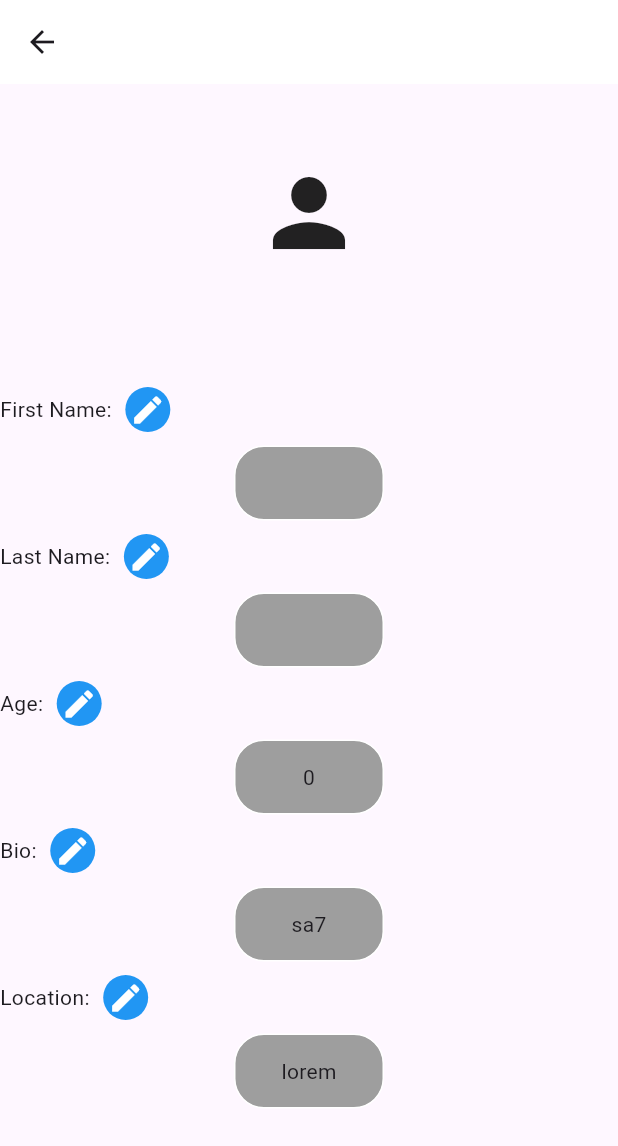
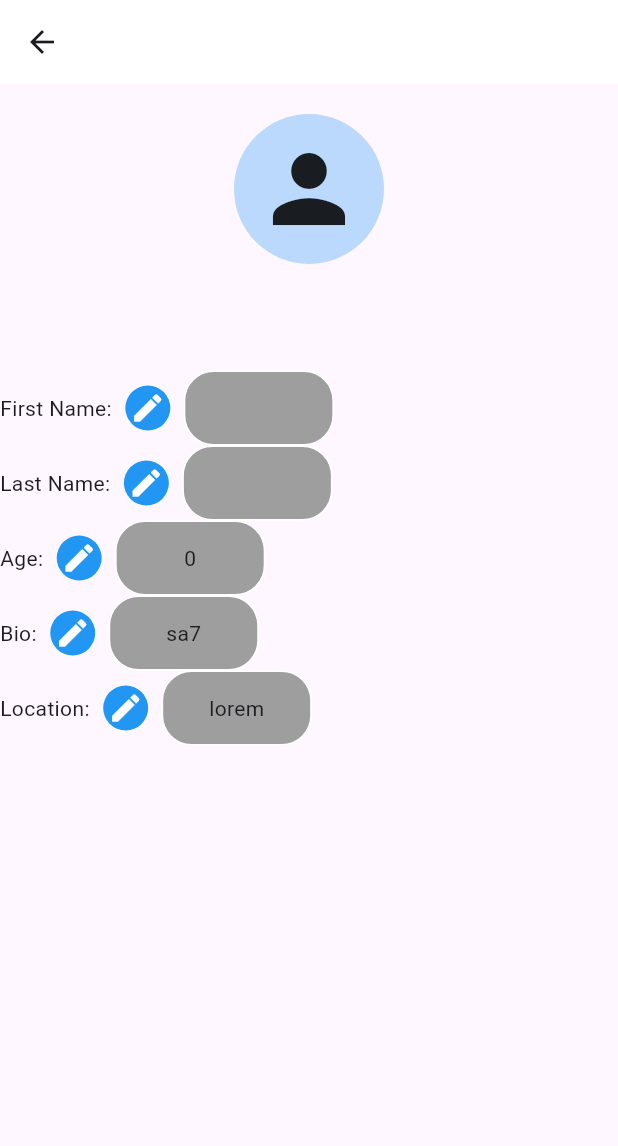
Before and after one commit to HalcyonAbsedion/BilMant2a, a Flutter app: the ProfilePageEdit screen opened directly, on a phone screen of 412 x 824 dp. Shown: the top 1146 px of the screen. Run offline on Flutter 3.47's test engine with Material 3 defaults, Android fonts, the phone set to English and light mode, and no system bars; our stand-ins replace cloud_firestore, firebase_auth, firebase_core, firebase_storage, flutter_animate, flutter_image_compress and 4 more; accounts and stored records are empty.

Commit message:
placed displayed info into same row as labels

```diff
--- a/lib/pages/profile_edit.dart
+++ b/lib/pages/profile_edit.dart
@@ -65,9 +65,16 @@ class _ProfilePageEditState extends State<ProfilePageEdit> {
             return ListView(
               children: [
                 SizedBox(
-                  height: 50,
+                  height: 20,
                 ),
-                Icon(Icons.person, size: 72),
+                Container(
+                    width: 100,
+                    height: 100,
+                    decoration: BoxDecoration(
+                      shape: BoxShape.circle,
+                      color: Color.fromARGB(68, 3, 136, 244),
+                    ),
+                    child: Icon(Icons.person, size: 72)),
                 Text(
                   currentUser.email!,
                   textAlign: TextAlign.center,
@@ -84,7 +91,8 @@ class _ProfilePageEditState extends State<ProfilePageEdit> {
                       Row(
                         children: [
                           Text("First Name:"),
-                          IconButton(
+                          Container(
+                            child: IconButton(
                               onPressed: () => editField("first name"),
                               icon: Container(
                                 height: 30,
@@ -96,8 +104,9 @@ class _ProfilePageEditState extends State<ProfilePageEdit> {
                                 child: Icon(
                                   Icons.edit,
                                   color: Colors.white,
-                                  )))
-                        ],
+                                ),
+                              ),
+                            ),
                           ),
                           Container(
                             width: 100,
@@ -108,7 +117,12 @@ class _ProfilePageEditState extends State<ProfilePageEdit> {
                               border: Border.all(color: Colors.white),
                               borderRadius: BorderRadius.circular(20),
                             ),
-                          child: Text(userData['first name'])),
+                            child: Text(
+                              userData['first name'],
+                            ),
+                          ),
+                        ],
+                      ),
                     ],
                   ),
                 ),
@@ -131,8 +145,8 @@ class _ProfilePageEditState extends State<ProfilePageEdit> {
                               child: Icon(
                                 Icons.edit,
                                 color: Colors.white,
-                                  )))
-                        ],
+                              ),
+                            ),
                           ),
                           Container(
                             width: 100,
@@ -143,7 +157,12 @@ class _ProfilePageEditState extends State<ProfilePageEdit> {
                               border: Border.all(color: Colors.white),
                               borderRadius: BorderRadius.circular(20),
                             ),
-                          child: Text(userData['last name'])),
+                            child: Text(
+                              userData['last name'],
+                            ),
+                          ),
+                        ],
+                      ),
                     ],
                   ),
                 ),
@@ -166,8 +185,8 @@ class _ProfilePageEditState extends State<ProfilePageEdit> {
                               child: Icon(
                                 Icons.edit,
                                 color: Colors.white,
-                                  )))
-                        ],
+                              ),
+                            ),
                           ),
                           Container(
                             width: 100,
@@ -178,7 +197,10 @@ class _ProfilePageEditState extends State<ProfilePageEdit> {
                               border: Border.all(color: Colors.white),
                               borderRadius: BorderRadius.circular(20),
                             ),
-                          child: Text('${userData['age'].toString()}')),
+                            child: Text('${userData['age'].toString()}'),
+                          ),
+                        ],
+                      ),
                     ],
                   ),
                 ),
@@ -202,8 +224,8 @@ class _ProfilePageEditState extends State<ProfilePageEdit> {
                               child: Icon(
                                 Icons.edit,
                                 color: Colors.white,
-                                  )))
-                        ],
+                              ),
+                            ),
                           ),
                           Container(
                             width: 100,
@@ -214,7 +236,10 @@ class _ProfilePageEditState extends State<ProfilePageEdit> {
                               border: Border.all(color: Colors.white),
                               borderRadius: BorderRadius.circular(20),
                             ),
-                          child: Text("sa7")),
+                            child: Text("sa7"),
+                          ),
+                        ],
+                      ),
                     ],
                   ),
                 ),
@@ -238,8 +263,8 @@ class _ProfilePageEditState extends State<ProfilePageEdit> {
                               child: Icon(
                                 Icons.edit,
                                 color: Colors.white,
-                                  )))
-                        ],
+                              ),
+                            ),
                           ),
                           Container(
                               width: 100,
@@ -251,6 +276,8 @@ class _ProfilePageEditState extends State<ProfilePageEdit> {
                                 borderRadius: BorderRadius.circular(20),
                               ),
                               child: Text("lorem")),
+                        ],
+                      ),
                     ],
                   ),
                 ),
```
Lines whose indentation alone changed are shown as unchanged.
